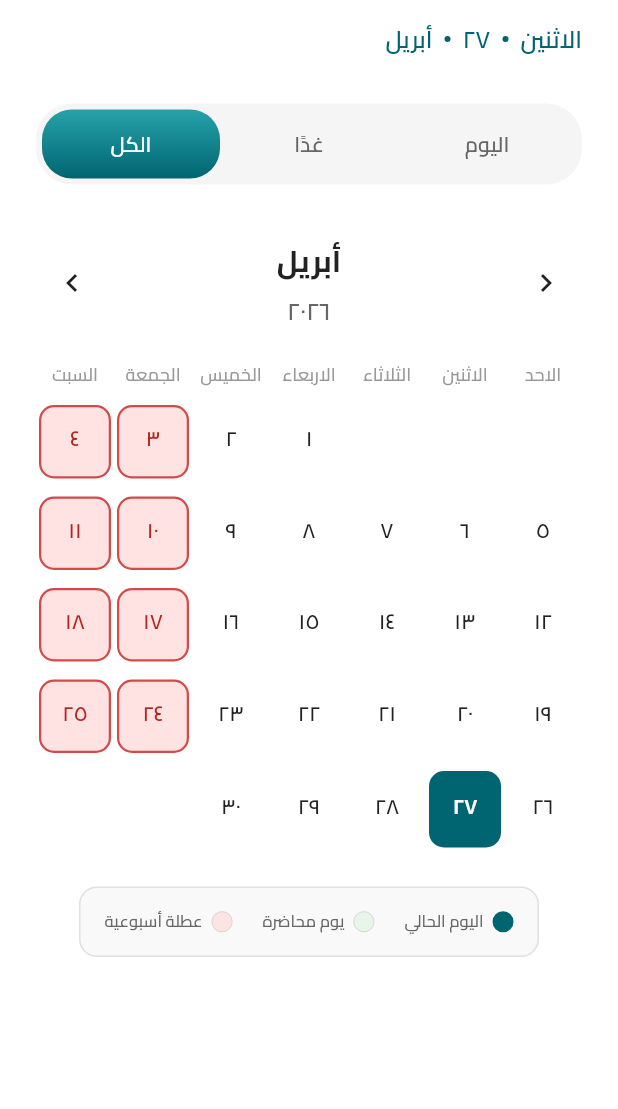
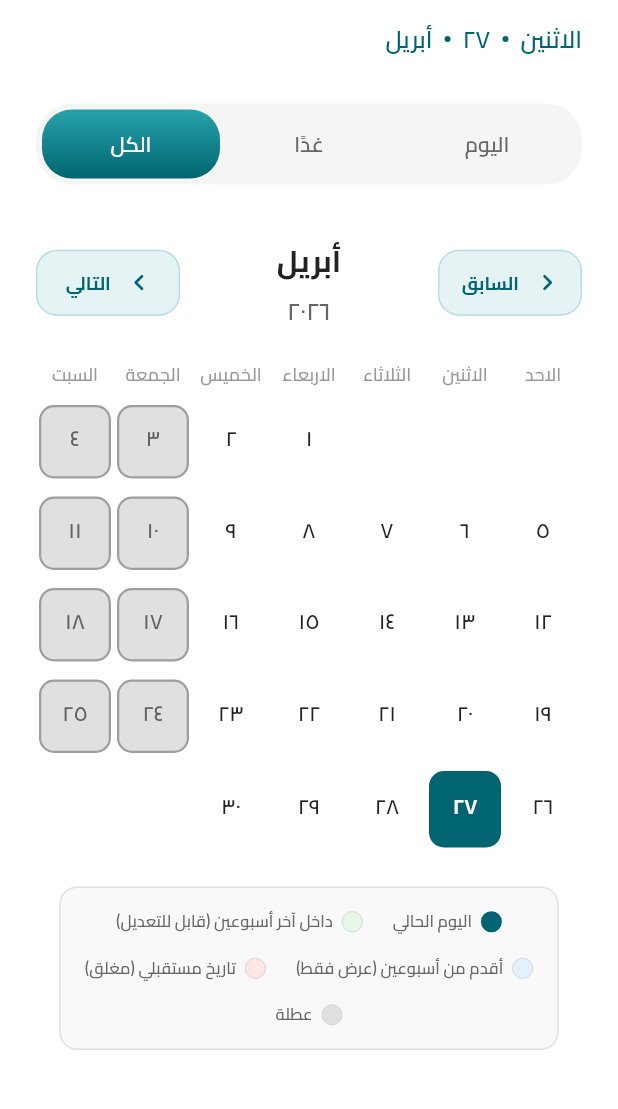
Before and after one commit to shmh1425/muhadirapp, a Flutter app: the LecturerHomeScreen screen opened directly, after a tap on "غدًا", after a tap on "الكل", on a phone screen of 412 x 824 dp, the part 78-1187 px from its top. Run offline on Flutter 3.47's test engine with Material 3 defaults, Android fonts, the phone set to English and light mode, and no system bars; our stand-ins replace cloud_firestore, file_picker, firebase_auth, firebase_core, firebase_storage, flutter_dotenv and 3 more; missing offline and left inert: dart:html, dart:ui_web, nfc_manager, syncfusion_flutter_pdfviewer; accounts and stored records are empty; network calls fail.

Commit message:
feat: align lecturer calendar with attendance policy

```diff
--- a/lib/screens/lecturer/lecturer_home_screen.dart
+++ b/lib/screens/lecturer/lecturer_home_screen.dart
@@ -2,7 +2,7 @@ import 'dart:async';
 
 import 'package:flutter/material.dart';
 import '../student/components/notification_bell.dart';
-import '../student/notifications_screen.dart';
+import 'lecturer_notifications_screen.dart';
 import 'lecturer_language.dart';
 import '../../widgets/monthly_calendar.dart';
 import '../../models/lecturer/lecture_item.dart';
@@ -288,7 +288,8 @@ class _LecturerHomeScreenState extends State<LecturerHomeScreen> {
                                 Navigator.push(
                                   context,
                                   MaterialPageRoute(
-                                    builder: (_) => const NotificationsScreen(),
+                                    builder: (_) =>
+                                        const LecturerNotificationsScreen(),
                                   ),
                                 );
                               },
--- a/lib/services/lecturer/calendar_service.dart
+++ b/lib/services/lecturer/calendar_service.dart
@@ -6,6 +6,7 @@ import '../../utils/hijri_converter.dart';
 /// Service لإدارة منطق التقويم وحالة الأيام
 class CalendarService {
   final LectureRepository _repository;
+  static const int _editableWindowDays = 14;
 
   CalendarService(this._repository);
 
@@ -66,10 +67,12 @@ class CalendarService {
   /// تحديد حالة اليوم حسب الأولوية
   /// 1) اليوم الحالي (أخضر غامق) → أعلى أولوية
   /// 2) عطلة رسمية من Firebase
-  /// 3) أي يوم فيه محاضرات وليس عطلة:
-  ///    - ماضي: قابل للتعديل
+  /// 3) يوم بدون محاضرات: none
+  /// 4) أي يوم فيه محاضرات وليس عطلة:
+  ///    - ماضي خارج آخر أسبوعين: عرض فقط
+  ///    - ماضي داخل آخر أسبوعين: قابل للتعديل
   ///    - مستقبل: مقفل حتى يحين يومه
-  /// 4) افتراضي (بدون تلوين)
+  /// 5) افتراضي (بدون تلوين)
   DayStatus _determineDayStatus({
     required DateTime date,
     required DateTime today,
@@ -79,6 +82,7 @@ class CalendarService {
     final bool isHoliday = _repository.isHoliday(date);
     final bool isFuture = date.isAfter(today);
     final bool isPast = date.isBefore(today);
+    final cutoff = today.subtract(const Duration(days: _editableWindowDays));
 
     if (isToday) {
       // اليوم الحالي → أعلى أولوية
@@ -90,13 +94,22 @@ class CalendarService {
       return DayStatus.holiday;
     }
 
+    if (lecturesCount == 0) {
+      // يوم بدون محاضرات: لا نقاط ولا فتح سجلات.
+      return DayStatus.none;
+    }
+
     if (lecturesCount > 0 && isFuture) {
       // مستقبل مع محاضرات: مغلق حتى يحين يومه.
       return DayStatus.futureLocked;
     }
 
     if (isPast && lecturesCount > 0) {
-      // أي يوم ماضي وفيه محاضرات (وليس عطلة): قابل للتعديل.
+      if (date.isBefore(cutoff)) {
+        // تاريخ قديم خارج نافذة التعديل.
+        return DayStatus.viewOnly;
+      }
+      // تاريخ ماضٍ داخل نافذة آخر أسبوعين.
       return DayStatus.editable;
     }
 
--- a/lib/widgets/lecturer/day_tap_handler.dart
+++ b/lib/widgets/lecturer/day_tap_handler.dart
@@ -20,7 +20,10 @@ class DayTapHandler {
         // 🔴 يوم مستقبلي: لا يفتح → تظهر رسالة "لا يمكن فتح هذا التاريخ الآن"
         _showSnackBar(
           context: context,
-          message: LecturerLanguageController.tr('لا يمكن فتح هذا التاريخ الآن', 'This date cannot be opened now'),
+          message: LecturerLanguageController.tr(
+            'هذا تاريخ مستقبلي. لا توجد سجلات متاحة حالياً',
+            'This is a future date. No records available',
+          ),
           icon: Icons.lock,
           backgroundColor: Colors.red.shade500,
         );
--- a/lib/widgets/monthly_calendar.dart
+++ b/lib/widgets/monthly_calendar.dart
@@ -45,26 +45,19 @@ class MonthlyCalendar extends StatelessWidget {
   }
 
   Widget _buildMonthHeader(String monthName, String year) {
+    final isArabic = LecturerLanguageController.isArabic;
     return Row(
       mainAxisAlignment: MainAxisAlignment.spaceBetween,
       children: [
-        // سهم الشهر السابق: ← (الماضي)
-        IconButton(
+        _MonthNavButton(
+          tooltip: _tr('الشهر السابق', 'Previous month'),
+          label: _tr('السابق', 'Previous'),
+          icon: isArabic
+              ? Icons.chevron_left_rounded
+              : Icons.chevron_left_rounded,
           onPressed: () {
-            final prevMonth = DateTime(
-              currentMonth.year,
-              currentMonth.month - 1,
-              1,
-            );
-            onMonthChanged(prevMonth);
+            onMonthChanged(DateTime(currentMonth.year, currentMonth.month - 1, 1));
           },
-          icon: const Icon(Icons.chevron_left),
-          style: IconButton.styleFrom(
-            backgroundColor: const Color(0xFFF5F5F5),
-            shape: RoundedRectangleBorder(
-              borderRadius: BorderRadius.circular(8),
-            ),
-          ),
         ),
         // اسم الشهر والسنة
         Column(
@@ -89,23 +82,15 @@ class MonthlyCalendar extends StatelessWidget {
             ),
           ],
         ),
-        // سهم الشهر التالي: → (المستقبل)
-        IconButton(
+        _MonthNavButton(
+          tooltip: _tr('الشهر التالي', 'Next month'),
+          label: _tr('التالي', 'Next'),
+          icon: isArabic
+              ? Icons.chevron_right_rounded
+              : Icons.chevron_right_rounded,
           onPressed: () {
-            final nextMonth = DateTime(
-              currentMonth.year,
-              currentMonth.month + 1,
-              1,
-            );
-            onMonthChanged(nextMonth);
+            onMonthChanged(DateTime(currentMonth.year, currentMonth.month + 1, 1));
           },
-          icon: const Icon(Icons.chevron_right),
-          style: IconButton.styleFrom(
-            backgroundColor: const Color(0xFFF5F5F5),
-            shape: RoundedRectangleBorder(
-              borderRadius: BorderRadius.circular(8),
-            ),
-          ),
         ),
       ],
     );
@@ -253,13 +238,20 @@ class MonthlyCalendar extends StatelessWidget {
     final visualHolidayType = day.holidayType;
     final hasLectures = day.lecturesCount > 0;
     final isHoliday = status == DayStatus.holiday;
-    final isLectureDay = hasLectures && !isHoliday && !isToday;
+    final isFutureLocked = status == DayStatus.futureLocked;
+    final isViewOnly = status == DayStatus.viewOnly;
+    final isEditable = status == DayStatus.editable || status == DayStatus.today;
+    final isLectureDay = hasLectures && (isEditable || isViewOnly || isFutureLocked);
     final backgroundColor = isToday
         ? DayStatus.today.color
         : isHoliday
         ? _holidayFillColor(visualHolidayType)
-        : isLectureDay
-        ? _lectureDayFillColor()
+        : isFutureLocked
+        ? DayStatus.futureLocked.color
+        : isViewOnly
+        ? DayStatus.viewOnly.color
+        : status == DayStatus.editable
+        ? DayStatus.editable.color
         : Colors.transparent;
 
     return GestureDetector(
@@ -277,7 +269,11 @@ class MonthlyCalendar extends StatelessWidget {
                   color: _holidayBorderColor(visualHolidayType),
                   width: 1.5,
                 )
-              : isLectureDay
+              : isFutureLocked
+              ? Border.all(color: const Color(0xFFD14A4A), width: 1.2)
+              : isViewOnly
+              ? Border.all(color: const Color(0xFF4A90E2), width: 1.2)
+              : status == DayStatus.editable
               ? Border.all(color: _lectureDayBorderColor(), width: 1.2)
               : null,
           // إضافة ظل خفيف للأيام التي تحتوي على محاضرات
@@ -333,6 +329,12 @@ class MonthlyCalendar extends StatelessWidget {
         return Colors.white;
       case DayStatus.holiday:
         return _holidayTextColor(holidayType);
+      case DayStatus.futureLocked:
+        return const Color(0xFFB3261E);
+      case DayStatus.viewOnly:
+        return const Color(0xFF1E5AA8);
+      case DayStatus.editable:
+        return const Color(0xFF1B5E20);
       default:
         if (isLectureDay) return const Color(0xFF1B5E20);
         return const Color(0xFF222222);
@@ -345,6 +347,15 @@ class MonthlyCalendar extends StatelessWidget {
     switch (status) {
       case DayStatus.today:
         dotColor = Colors.white; // أبيض على خلفية خضراء غامقة
+        break;
+      case DayStatus.futureLocked:
+        dotColor = const Color(0xFFB3261E);
+        break;
+      case DayStatus.viewOnly:
+        dotColor = const Color(0xFF1E5AA8);
+        break;
+      case DayStatus.editable:
+        dotColor = const Color(0xFF1B5E20);
         break;
       default:
         dotColor = const Color(0xFF1B5E20);
@@ -427,12 +438,22 @@ class MonthlyCalendar extends StatelessWidget {
           ),
           _legendItem(
             _lectureDayFillColor(),
-            _tr('يوم محاضرة', 'Lecture day'),
+            _tr('داخل آخر أسبوعين (قابل للتعديل)', 'Within last 2 weeks (editable)'),
+            false,
+          ),
+          _legendItem(
+            DayStatus.viewOnly.color,
+            _tr('أقدم من أسبوعين (عرض فقط)', 'Older than 2 weeks (view only)'),
+            false,
+          ),
+          _legendItem(
+            DayStatus.futureLocked.color,
+            _tr('تاريخ مستقبلي (مغلق)', 'Future date (locked)'),
             false,
           ),
           _legendItem(
             _holidayFillColor('weekend'),
-            _tr('عطلة أسبوعية', 'Weekend'),
+            _tr('عطلة', 'Holiday'),
             false,
           ),
           ...monthHolidayTypes.map(
@@ -494,43 +515,29 @@ class MonthlyCalendar extends StatelessWidget {
 
   Color _holidayFillColor(String? type) {
     switch ((type ?? '').trim().toLowerCase()) {
-      case 'holiday':
       case 'break':
-      case 'suspension':
-      case 'other':
+        // Academic break: keep it clearly yellow.
         return const Color(0xFFFFF5CC);
-      case 'weekend':
-        return const Color(0xFFFFE2E2);
       default:
-        return const Color(0xFFFFF5CC);
+        return const Color(0xFFE0E0E0);
     }
   }
 
   Color _holidayBorderColor(String? type) {
     switch ((type ?? '').trim().toLowerCase()) {
-      case 'holiday':
       case 'break':
-      case 'suspension':
-      case 'other':
         return const Color(0xFFE0B422);
-      case 'weekend':
-        return const Color(0xFFD34A4A);
       default:
-        return const Color(0xFFE0B422);
+        return const Color(0xFF9E9E9E);
     }
   }
 
   Color _holidayTextColor(String? type) {
     switch ((type ?? '').trim().toLowerCase()) {
-      case 'holiday':
       case 'break':
-      case 'suspension':
-      case 'other':
         return const Color(0xFF8A6A00);
-      case 'weekend':
-        return const Color(0xFFB3261E);
       default:
-        return const Color(0xFF8A6A00);
+        return const Color(0xFF616161);
     }
   }
 
@@ -630,3 +637,46 @@ class MonthlyCalendar extends StatelessWidget {
     );
   }
 }
+
+class _MonthNavButton extends StatelessWidget {
+  const _MonthNavButton({
+    required this.tooltip,
+    required this.label,
+    required this.icon,
+    required this.onPressed,
+  });
+
+  final String tooltip;
+  final String label;
+  final IconData icon;
+  final VoidCallback onPressed;
+
+  @override
+  Widget build(BuildContext context) {
+    return Tooltip(
+      message: tooltip,
+      child: FilledButton.icon(
+        onPressed: onPressed,
+        style: FilledButton.styleFrom(
+          backgroundColor: const Color(0xFFE6F3F5),
+          foregroundColor: const Color(0xFF006571),
+          elevation: 0,
+          minimumSize: const Size(96, 44),
+          shape: RoundedRectangleBorder(
+            borderRadius: BorderRadius.circular(14),
+            side: const BorderSide(color: Color(0xFFB8DDE2)),
+          ),
+        ),
+        icon: Icon(icon, size: 22),
+        label: Text(
+          label,
+          style: const TextStyle(
+            fontFamily: 'Cairo',
+            fontSize: 12,
+            fontWeight: FontWeight.w700,
+          ),
+        ),
+      ),
+    );
+  }
+}
```
